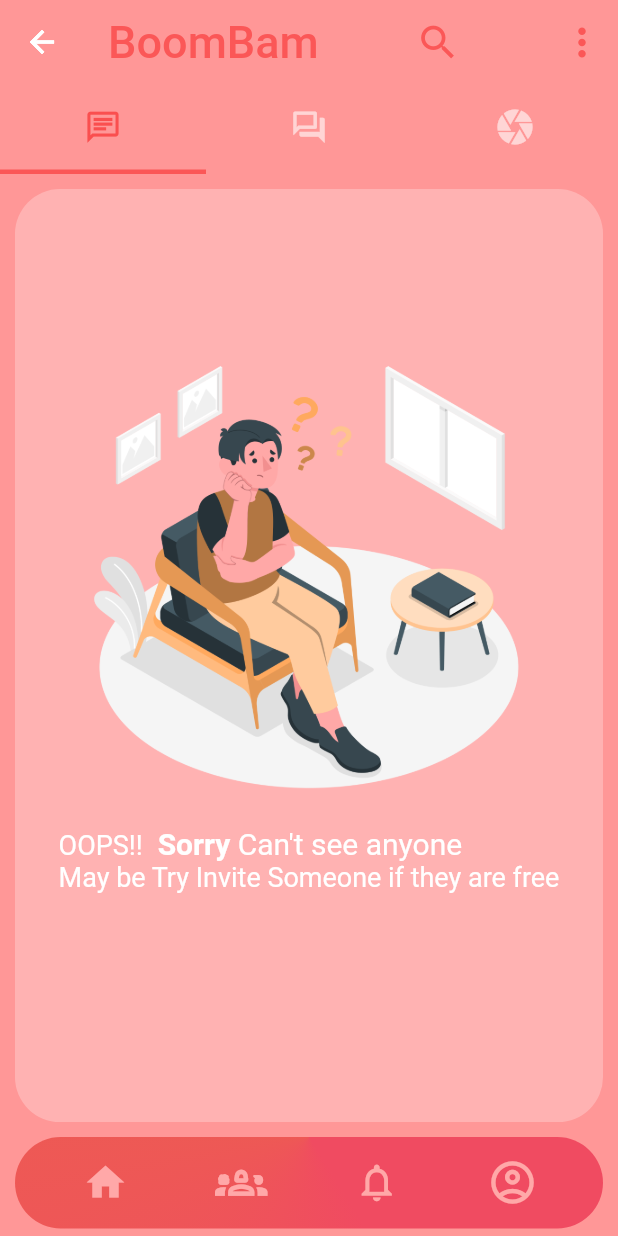
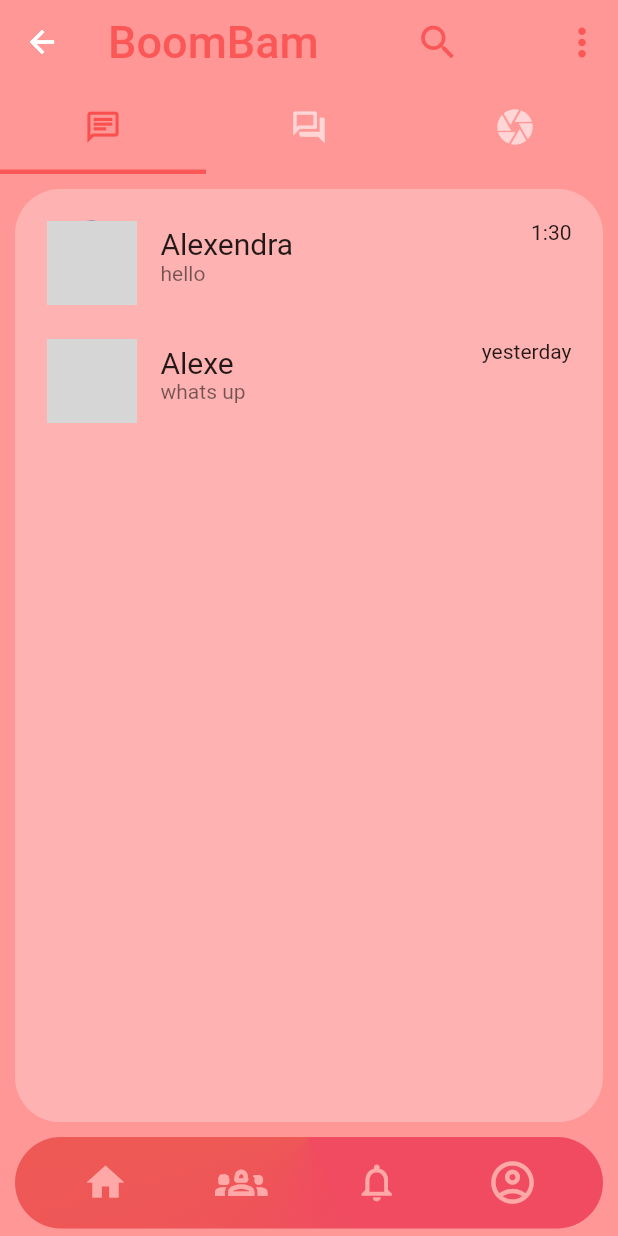
Before and after one commit to 0x000UK/Transae, a Flutter app: the MyHomePage screen opened by its route, on a phone screen of 412 x 824 dp. Run offline on Flutter 3.47's test engine with Material 2 defaults, Android fonts, the phone set to English and light mode, and no system bars; network calls fail; grey boxes are pictures that could not be loaded.

Commit message:
UI changes

```diff
--- a/lib/main.dart
+++ b/lib/main.dart
@@ -1,7 +1,8 @@
 import 'package:flutter/material.dart';
-import 'pages/login.dart';
-import 'pages/register.dart';
+import 'pages/auth/login.dart';
+import 'pages/auth/register.dart';
 import 'pages/home.dart';
+
 
 
 void main() {
--- a/lib/pages/account_settings.dart
+++ b/lib/pages/account_settings.dart
@@ -29,7 +29,7 @@ class _MySettingsState extends State<MySettings> {
   Widget build(BuildContext context) {
     return Scaffold(
       body: Container(
-        color :Color.fromARGB(255, 255, 168, 168),
+        color :const Color.fromARGB(255, 255, 168, 168),
         child:CustomScrollView(
           slivers: [
             SliverAppBar(
--- a/lib/pages/login.dart
+++ b/lib/pages/auth/login.dart
@@ -1,5 +1,5 @@
 import 'package:flutter/material.dart';
-import '../auth_validator.dart';
+import '../../auth_validator.dart';
 
 class MyLogin extends StatefulWidget {
 
@@ -137,7 +137,7 @@ class _MyLoginState extends State<MyLogin> {
                               }
                             },
                             style: ElevatedButton.styleFrom(
-                              backgroundColor:Color.fromARGB(231, 44, 0, 121),
+                              backgroundColor:const Color.fromARGB(231, 44, 0, 121),
                               foregroundColor: Colors.white54,
                               disabledBackgroundColor: Colors.black12,
                               elevation: 2.0,
@@ -213,7 +213,7 @@ class _MyLoginState extends State<MyLogin> {
 }
 
 class DynamicInputWidget extends StatelessWidget {
-  DynamicInputWidget(
+  const DynamicInputWidget(
     {required this.controller,
     required this.obscureText,
     required this.currentFocusNode,
--- a/lib/pages/register.dart
+++ b/lib/pages/auth/register.dart
@@ -118,7 +118,7 @@ class _MyRegisterState extends State<MyRegister> {
                       style: TextStyle(
                         fontSize: 40,
                         foreground: Paint()
-                        ..color = Color.fromARGB(156, 219, 126, 193),
+                        ..color = const Color.fromARGB(156, 219, 126, 193),
                       ),
                     ),
                     SizedBox(height: size.height*0.1),
@@ -188,9 +188,9 @@ class _MyRegisterState extends State<MyRegister> {
                           },
                           style: ElevatedButton.styleFrom(
                             shadowColor: Colors.white,
-                            backgroundColor:Color.fromARGB(255, 185, 0, 182),
+                            backgroundColor:const Color.fromARGB(255, 185, 0, 182),
                             foregroundColor: const Color.fromARGB(255, 233, 227, 227),
-                            disabledBackgroundColor: Color.fromARGB(254, 255, 254, 254),
+                            disabledBackgroundColor: const Color.fromARGB(254, 255, 254, 254),
                             elevation: 2.0,
                             padding: const EdgeInsets.fromLTRB(30, 10, 30, 10),
                             textStyle:const TextStyle(
--- a/lib/pages/home.dart
+++ b/lib/pages/home.dart
@@ -65,8 +65,8 @@ class _MyHomePageState extends State<MyHomePage> {
 
   final List<Widget> _screens = [
     const ScrollableUserList(),
-    const MyMessagesPage(index: 1,name: "qwerty",),
-    const MyMessagesPage(index: 2,name: "asdfgh",),
+    const MyMessagesPage(id: '1',name: "qwerty",),
+    const MyMessagesPage(id : '2',name: "asdfgh",),
     const MySettings(),
   ];
 
--- a/lib/pages/users.dart
+++ b/lib/pages/users.dart
@@ -1,5 +1,4 @@
 import 'package:flutter/material.dart';
-import 'dart:ui';
 import 'chats.dart';
 
 class ScrollableUserList extends StatefulWidget {
@@ -12,19 +11,10 @@ class ScrollableUserList extends StatefulWidget {
 class _ScrollableUserListState extends State<ScrollableUserList>
   with TickerProviderStateMixin {
 
-  final List<User> userList = [
-    User(id: "1", name: "John"),
-    User(id: "2", name: "Alice"),
-    User(id: "3", name: "alex"),
-    User(id: "4", name: "Bob"),
-    User(id: "5", name: "sam"),
-    User(id: "6", name: "dominic"),
-    User(id: "7", name: "cliff"),
-    User(id: "8", name: "lockne"),
-    User(id: "9", name: "harry"),
-    User(id: "10", name: "kane"),
-    User(id: "11", name: "sara"),
-  ];
+    final List<UserChatModel> userList= [
+      UserChatModel(id: '1', name: 'Alexendra', imageURL: 'https//www.example.com/pic.png', messageText: 'hello', time: '1:30'),
+      UserChatModel(id: '2', name: 'Alexe', imageURL: 'https//www.example.com/pic1.png', messageText: 'whats up', time: 'yesterday'),
+    ];
 
   final List<IconData> _tabAddIcons = [Icons.person_add_alt, Icons.group_add_outlined, Icons.add_circle_outline];
   late TabController tabController;
@@ -33,8 +23,6 @@ class _ScrollableUserListState extends State<ScrollableUserList>
   bool _isExpanded = false;
   int lastTab = 0;
   int _currIndex = 0;
-  int usersNum = 0;
-  int grpNum = 0;
   int chatNum = 0;
   int activeTab = 0;
 
@@ -79,12 +67,9 @@ class _ScrollableUserListState extends State<ScrollableUserList>
 
   @override
   Widget build(BuildContext context) {
-
-    Size size = MediaQuery.of(context).size;
-
     final List<Widget> tabs = <Widget>[
-      UserTab(count: chatNum),
-      GroupsTab(count: grpNum),
+      UserTab(count: userList.length, user: userList),
+      const GroupsTab(count: 0),
       const Story()
     ];
 
@@ -171,7 +156,6 @@ class _ScrollableUserListState extends State<ScrollableUserList>
                             ),
                             onPressed: () {
                               setState(() {
-                                grpNum+=1;
                               });
                               // Do something when IconButton is pressed
                             },
@@ -190,7 +174,7 @@ class _ScrollableUserListState extends State<ScrollableUserList>
                 SliverPersistentHeader(
                   pinned: true,
                   floating: true,
-                  delegate: BoomBam(60.0, tabController),
+                  delegate: Tabs(60.0, tabController),
                 ),
               ];
             },
@@ -236,7 +220,7 @@ class _ScrollableUserListState extends State<ScrollableUserList>
                         return  CustomScrollView(
                           scrollBehavior:const MaterialScrollBehavior(),
                           slivers: [
-                            content,
+                            content
                           ]
                         );
                       },
@@ -251,18 +235,27 @@ class _ScrollableUserListState extends State<ScrollableUserList>
   }
 }
 
-class User {
+class UserChatModel {
   final String id;
   final String name;
+  final String messageText;
+  final String imageURL;
+  final String time;
 
-  User({required this.id, required this.name});
+  UserChatModel({
+    required this.id,
+    required this.name,
+    required this.imageURL,
+    required this.messageText,
+    required this.time,
+  });
 }
 
-class BoomBam extends SliverPersistentHeaderDelegate {
+class Tabs extends SliverPersistentHeaderDelegate {
   final double size;
   final TabController tabController;
 
-  BoomBam(this.size, this.tabController);
+  Tabs(this.size, this.tabController);
 
   @override
   Widget build(
@@ -293,14 +286,19 @@ class BoomBam extends SliverPersistentHeaderDelegate {
   double get minExtent => size;
 
   @override
-  bool shouldRebuild(BoomBam oldDelegate) {
+  bool shouldRebuild(Tabs oldDelegate) {
     return oldDelegate.size != size;
   }
 }
 
 class UserTab extends StatelessWidget {
-  const UserTab({Key? key, required this.count}) : super(key: key);
+  const UserTab({Key? key,
+  required this.count,
+  required this.user
+  }) : super(key: key);
+
   final int count;
+  final List<UserChatModel> user;
 
   @override
   Widget build(BuildContext context) {
@@ -344,33 +342,28 @@ class UserTab extends StatelessWidget {
         (context, index) {
           return  ListTile(
             leading:  Hero(
-              tag: 'profilepic$index',
+              tag: user[index].id,
               child:const CircleAvatar(
                 radius: 30,
                 backgroundImage:NetworkImage(
                     "https://encrypted-tbn0.gstatic.com/images?q=tbn:ANd9GcSEgzwHNJhsADqquO7m7NFcXLbZdFZ2gM73x8I82vhyhg&s"),
               ),
             ),
-            title:const Text(
-              "Mr. H",
-              style: TextStyle(
-                fontSize: 20
-              ),
-
-            ),
-            subtitle: const Text("Hey there, Isn't it cool ?"),
+            title: Text(user[index].name, style: const TextStyle( fontSize: 20)),
+            subtitle:  Text(user[index].messageText),
             minVerticalPadding: 20,
+            trailing:  Text(user[index].time),
             onTap: (){
               Navigator.push(
               context,
               MaterialPageRoute(
-                builder: (context) => MyMessagesPage(index: index,name: "Mr. k",),
+                builder: (context) => MyMessagesPage(id: user[index].id,name: user[index].name),
               ),
             );
             },
           );
         },
-        childCount: count
+        childCount: user.length
       ),
     );
   }
@@ -443,7 +436,7 @@ class GroupsTab extends StatelessWidget {
               Navigator.push(
               context,
               MaterialPageRoute(
-                builder: (context) => MyMessagesPage(index: index,name: "Mr. k",),
+                builder: (context) => const MyMessagesPage(id: '1',name: "Mr. k",),
               ),
             );
             },
@@ -484,7 +477,7 @@ class Story extends StatelessWidget {
               Navigator.push(
               context,
               MaterialPageRoute(
-                builder: (context) => MyMessagesPage(index: index,name: "Mr. k",),
+                builder: (context) => const MyMessagesPage(id: '1',name: "Mr. k",),
               ),
             );
             },
```
Also changed, not shown: lib/pages/chats.dart (+150 -11 lines), lib/widgets/message_tile.dart (added, +73 -0 lines), 1 other file.
